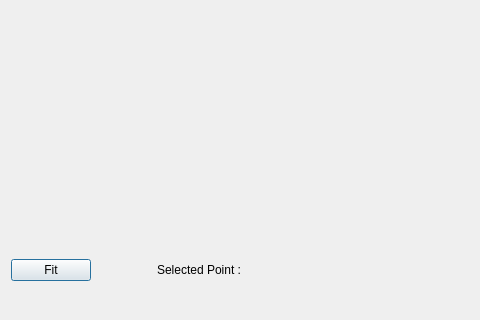
Qt form src/visualizeoccurrencesdialog.ui (redmoon1945/gbp) before a commit; both pictures show x 0 to 480 and y 380 to 700 of the 1000 by 700 pixel window.
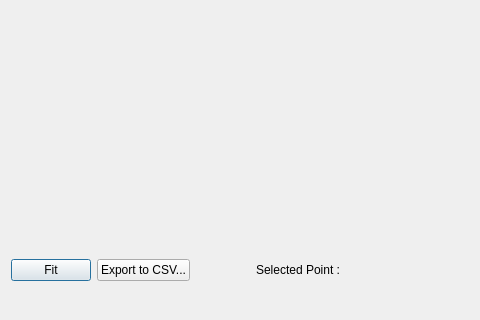
The same form after that commit.

```diff
--- a/src/visualizeoccurrencesdialog.ui
+++ b/src/visualizeoccurrencesdialog.ui
@@ -46,6 +46,13 @@
        </property>
       </widget>
      </item>
+     <item>
+      <widget class="QPushButton" name="exportPushButton">
+       <property name="text">
+        <string>Export to CSV...</string>
+       </property>
+      </widget>
+     </item>
      <item>
       <spacer name="horizontalSpacer_3">
        <property name="orientation">
```
